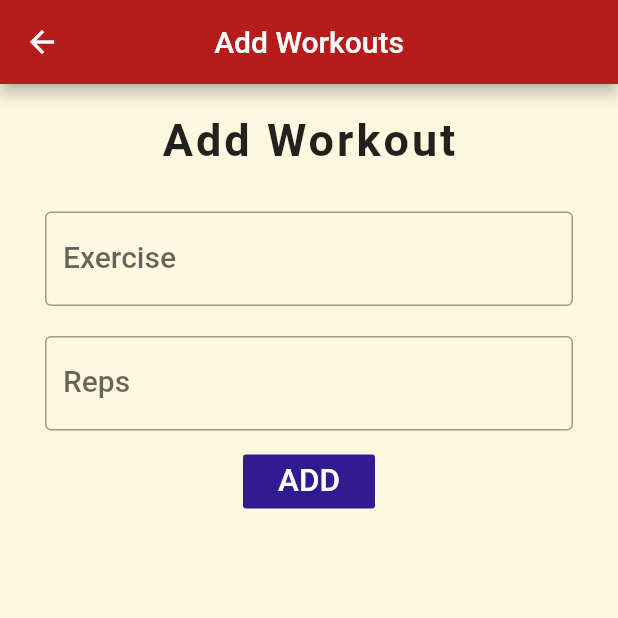
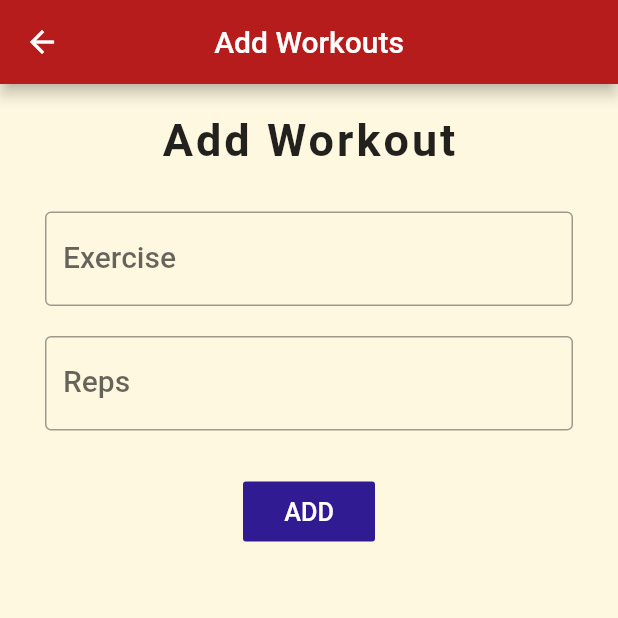
Before and after one commit to BillyLuisNeedham/workplace_workout_counter, a Flutter app: the AddWorkout screen opened directly with empty values, on a phone screen of 412 x 824 dp, the top half of it. Run offline on Flutter 3.47's test engine with Material 2 defaults, Android fonts, the phone set to English and light mode, and no system bars; our stand-ins replace sqflite; accounts and stored records are empty.

Commit message:
complete_workout.dart build out

```diff
--- a/lib/main.dart
+++ b/lib/main.dart
@@ -1,12 +1,12 @@
 import 'package:flutter/material.dart';
 import 'package:workplace_workout_counter/views/add_workout.dart';
 import 'package:workplace_workout_counter/views/complete_workout.dart';
-import 'package:workplace_workout_counter/views/home.dart';
+import 'package:workplace_workout_counter/views/workout_list.dart';
 
 void main() => runApp(MaterialApp(
   initialRoute: '/',
   routes: {
-    '/': (context) => Home(),
+    '/': (context) => WorkoutList(),
     '/add': (context) => AddWorkout(),
     '/complete': (context) => CompleteWorkout(),
   },
--- a/lib/models/workout.dart
+++ b/lib/models/workout.dart
@@ -9,19 +9,23 @@ class Workout {
     this.id,
     this.title,
     this.dailyReps,
-    this.remainingReps
+    this.remainingReps,
+    this.lastUpdated
   });
 
   int id;
   String title;
   String dailyReps;
   String remainingReps;
+  String lastUpdated;
+
 
   factory Workout.fromMap(Map<String, dynamic> json) => Workout(
     id: json["id"],
     title: json["title"],
     dailyReps: json["daily_reps"],
     remainingReps: json["remaining_reps"],
+    lastUpdated: json["last_updated"]
   );
 
   Map<String, dynamic> toMap() => {
@@ -29,5 +33,6 @@ class Workout {
     "title": title,
     "daily_reps": dailyReps,
     "remaining_reps": remainingReps,
+    "last_updated": lastUpdated
   };
 }
--- a/lib/views/add_workout.dart
+++ b/lib/views/add_workout.dart
@@ -1,5 +1,6 @@
 import 'package:flutter/material.dart';
-import 'package:workplace_workout_counter/Database.dart';
+import 'package:intl/intl.dart';
+import 'package:workplace_workout_counter/utils/Database.dart';
 import 'package:workplace_workout_counter/models/workout.dart';
 
 class AddWorkout extends StatefulWidget {
@@ -28,7 +29,7 @@ class _AddWorkoutState extends State<AddWorkout> {
     TextStyle textStyle = Theme.of(context).textTheme.headline6;
 
     titleController.text = workout.title;
-    repsController.text = workout.dailyReps.toString();
+    repsController.text = workout.dailyReps;
 
     return Scaffold(
       backgroundColor: Colors.amber[50],
@@ -61,7 +62,6 @@ class _AddWorkoutState extends State<AddWorkout> {
               controller: titleController,
               style: textStyle,
               onChanged: (text) {
-                debugPrint('something changed in title text field');
                 updateTitle();
               },
               textInputAction: TextInputAction.next,
@@ -77,26 +77,30 @@ class _AddWorkoutState extends State<AddWorkout> {
               textInputAction: TextInputAction.done,
               style: textStyle,
               onChanged: (text) {
-                debugPrint('something changed in reps text field');
                 updateReps();
               },
               decoration: InputDecoration(
                   border: OutlineInputBorder(), labelText: 'Reps'),
             ),
           ),
-          FlatButton(
+          Padding(
+            padding: const EdgeInsets.fromLTRB(0, 20, 0, 0),
+            child: FlatButton(
               onPressed: () async {
                 setState(() {
-                debugPrint('save button clicked');
                   _save();
                 });
               },
               color: Colors.deepPurple[900],
+              child: Padding(
+                padding: const EdgeInsets.all(10),
                 child: Text(
                   'ADD',
-              textScaleFactor: 1.5,
+                  textScaleFactor: 1.2,
                   style: TextStyle(
                     color: Colors.white,
+                  ),
+                ),
               ),
             ),
           )
@@ -122,7 +126,7 @@ class _AddWorkoutState extends State<AddWorkout> {
 
   //save workout to database
   void _save() async {
-
+    workout.lastUpdated = DateFormat.yMMMd().format(DateTime.now());
     moveToLastScreen();
 
     int result;
@@ -130,23 +134,18 @@ class _AddWorkoutState extends State<AddWorkout> {
     //insert operation
     result = await databaseHelper.newWorkout(workout);
 
-    if (result != 0) { //success
-      _showAlertDialog('Status', 'Workout Saved Successfully');
-    } else { //failure
+    if (result == 0) {
+      //failure
       _showAlertDialog('Status', 'Problem Saving Workout');
     }
   }
 
   void _showAlertDialog(String title, String message) {
-
     AlertDialog alertDialog = AlertDialog(
       title: Text(title),
       content: Text(message),
     );
 
-    showDialog(
-      context: context,
-      builder: (_) => alertDialog
-    );
+    showDialog(context: context, builder: (_) => alertDialog);
   }
 }
```
Also changed, not shown: lib/utils/Database.dart (renamed from lib/Database.dart, +8 -4 lines), lib/views/complete_workout.dart (+55 -2 lines), lib/views/workout_list.dart (renamed from lib/views/home.dart, +19 -11 lines). Lines whose indentation alone changed are shown as unchanged.
